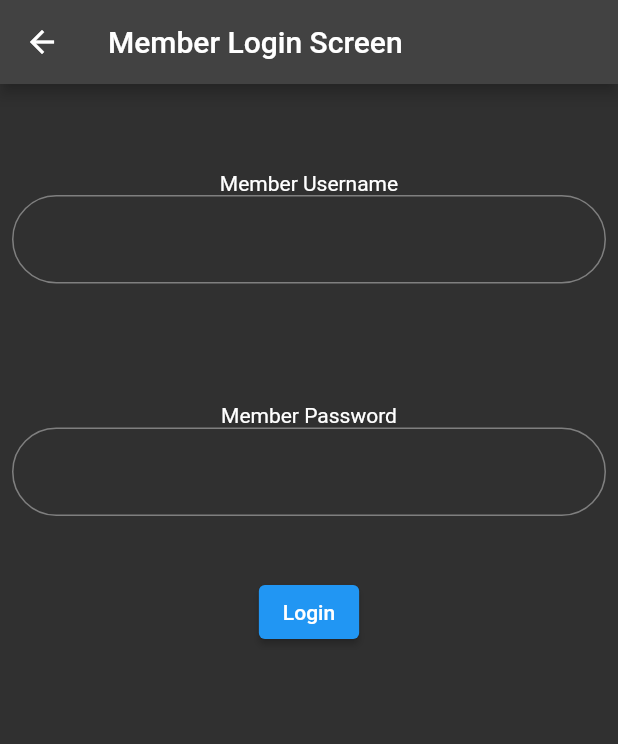
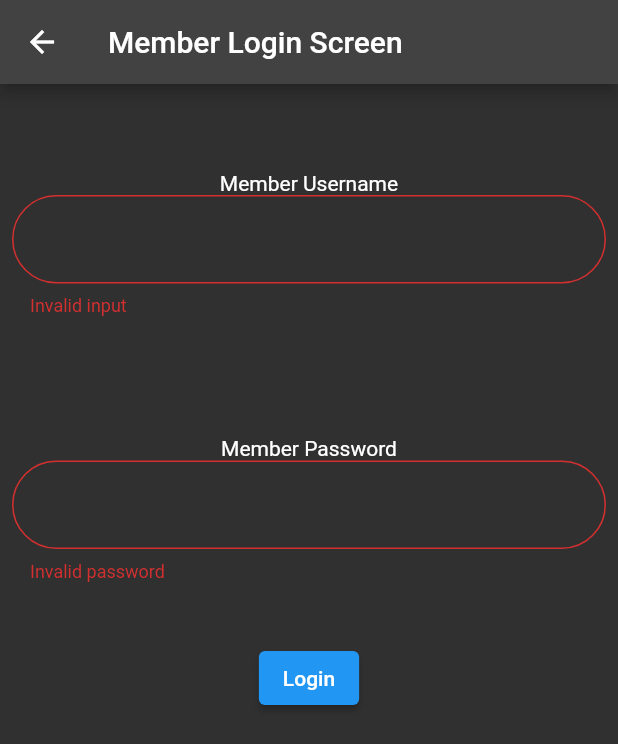
Before and after one commit to muammerakca10/FlutterFamousPlaces, a Flutter app: the MemberLogin screen opened directly, after a tap on "Login", on a phone screen of 412 x 824 dp. Shown: the top 744 px of the screen. Run offline on Flutter 3.47's test engine with Material 2 defaults, Android fonts, the phone set to English and light mode, and no system bars; our stand-ins replace firebase_auth, firebase_core; accounts and stored records are empty.

Commit message:
Changed Textformfield attributes

```diff
--- a/lib/member_login.dart
+++ b/lib/member_login.dart
@@ -7,28 +7,17 @@ import 'package:firebase_auth/firebase_auth.dart';
 import 'package:firebase_core/firebase_core.dart';
 
 class MemberLogin extends StatelessWidget {
-  MemberLogin({super.key,});
+  MemberLogin({
+    super.key,
+  });
   TextEditingController memberUsernameController = TextEditingController();
   TextEditingController memberPasswordController = TextEditingController();
 
-  late String email;
-  late String password;
+  String? email;
+  String? password;
 
-  void signInTapped(BuildContext context) async {
-    FirebaseAuth auth = FirebaseAuth.instance;
 
-    email = memberUsernameController.text;
-    password = memberPasswordController.text;
-
-    UserCredential memberLogin = await auth.signInWithEmailAndPassword(email: email, password: password);
-    if (memberLogin.user!.emailVerified){
-      print("Giris basarili");
-      Navigator.push(context, MaterialPageRoute(builder: (context) => FamousPlacesScreen()));
-    } else {
-      print("Hatali giris");
-      print("$memberLogin");
-    }
-  }
+  final formKey = GlobalKey<FormState>();
 
   @override
   Widget build(BuildContext context) {
@@ -37,25 +26,86 @@ class MemberLogin extends StatelessWidget {
       body: Padding(
         padding: const EdgeInsets.all(8.0),
         child: SingleChildScrollView(
-          child: Center(child: Column(
-            children: [
-              SizedBox(height: 50,),
-              Text("Member Username"),
-              TextField(controller: memberUsernameController,
-              decoration: InputDecoration(border: OutlineInputBorder(borderRadius: BorderRadius.all(Radius.circular(32))))),
-              SizedBox(height: 80,),
-              Text("Member Password"),
-              TextField(obscureText: true, controller: memberPasswordController,
-               decoration: InputDecoration(border: OutlineInputBorder(borderRadius: BorderRadius.all(Radius.circular(32))))
-               ,),
-               SizedBox(height: 40,),
-               SizedBox(width: 50,),
-               ElevatedButton(onPressed: () => signInTapped(context), child: Text("Login")),
-               SizedBox(width: 100,),SizedBox(height: 30,),
-              //  TextButton(onPressed: () => yeniKayitTapped(context), child: Text("New Account")),
+          child: Form(
+            key: formKey,
+            child: Center(
+                child: Column(
+              children: [
+                SizedBox(
+                  height: 50,
+                ),
+                Text("Member Username"),
+                TextFormField(
+                    validator: (value) {
+                      if (value!.isEmpty) {
+                        return "Invalid input";
+                      } else {}
+                    },
+                    onSaved: (value) {
+                      email = value!;
+                    },
+                    controller: memberUsernameController,
+                    decoration: InputDecoration(
+                        border: OutlineInputBorder(
+                            borderRadius:
+                                BorderRadius.all(Radius.circular(32))))),
+                SizedBox(
+                  height: 80,
+                ),
+                Text("Member Password"),
+                TextFormField(
+                  validator: (value) {
+                    if(value!.isEmpty){
+                      return "Invalid password";
+                    } else {}
+                  },
+                  onSaved: (newValue) {
+                    password = newValue!;
+                  },
+                  obscureText: true,
+                  controller: memberPasswordController,
+                  decoration: InputDecoration(
+                      border: OutlineInputBorder(
+                          borderRadius: BorderRadius.all(Radius.circular(32)))),
+                ),
+                SizedBox(
+                  height: 40,
+                ),
+                SizedBox(
+                  width: 50,
+                ),
+                ElevatedButton(
+                    onPressed: () async {
+                      if(formKey.currentState!.validate()){
+                        formKey.currentState!.save();
+                      }
+                      FirebaseAuth auth = FirebaseAuth.instance;
 
-            ],
-          )),
+                      UserCredential memberLogin =
+                          await auth.signInWithEmailAndPassword(
+                              email: email!, password: password!);
+                      if (memberLogin.user!.emailVerified) {
+                        print("Giris basarili");
+                        Navigator.push(
+                            context,
+                            MaterialPageRoute(
+                                builder: (context) => FamousPlacesScreen()));
+                      } else {
+                        print("Hatali giris");
+                        print("${memberLogin}");
+                      }
+                    },
+                    child: Text("Login")),
+                SizedBox(
+                  width: 100,
+                ),
+                SizedBox(
+                  height: 30,
+                ),
+                //  TextButton(onPressed: () => yeniKayitTapped(context), child: Text("New Account")),
+              ],
+            )),
+          ),
         ),
       ),
     );
--- a/lib/member_signup.dart
+++ b/lib/member_signup.dart
@@ -17,7 +17,7 @@ class MemberSignup extends StatelessWidget {
   late String password;
   late String passwordAgain;
 
-  void signUpTapped() async {
+  void signUpTapped(BuildContext context) async {
       email = memberUsernameController.text;
       password = memberPasswordController.text;
       passwordAgain = memberPasswordAgainController.text;
@@ -28,6 +28,8 @@ class MemberSignup extends StatelessWidget {
         //await member!.sendEmailVerification();
 
         print("New Member is ${member.toString()}");
+        ScaffoldMessenger.of(context).showSnackBar(SnackBar(content: Text("Kayit yapildi, Giris Ekranina gidebilirsiniz"),));
+        Navigator.push(context, MaterialPageRoute(builder: (context) => MemberLogin(),));
       } catch(e){
         print("hata : $e");
       }
@@ -48,7 +50,7 @@ class MemberSignup extends StatelessWidget {
         context, MaterialPageRoute(builder: (context) => AdminLogin()));
   }
 
-  final formKey = GlobalKey<FormState>;
+  final formKey = GlobalKey<FormState>();
 
   @override
   Widget build(BuildContext context) {
@@ -59,6 +61,7 @@ class MemberSignup extends StatelessWidget {
           padding: const EdgeInsets.all(8.0),
           child: Center(
             child: Form(
+              key: formKey,
               child: Column(
                 children: [
                   SizedBox(
@@ -113,7 +116,7 @@ class MemberSignup extends StatelessWidget {
                           width: 10,
                         ),
                         ElevatedButton(
-                            onPressed: signUpTapped, child: Text("Sign Up")),
+                            onPressed: () => signUpTapped(context), child: Text("Sign Up")),
                         SizedBox(
                           width: 100,
                         ),
```
